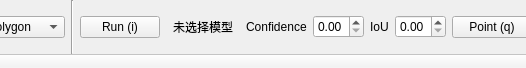
Old version of the form jllabeling/views/labeling/widgets/auto_labeling/auto_labeling.ui in the repository 18961389539/LabelAndTrain; both pictures show x 145 to 671 and y 0 to 68 of the 1118 by 68 pixel window.
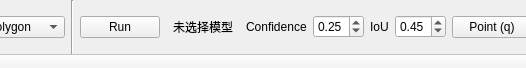
New version of the form.

Diff of the .ui file:
```diff
--- a/jllabeling/views/labeling/widgets/auto_labeling/auto_labeling.ui
+++ b/jllabeling/views/labeling/widgets/auto_labeling/auto_labeling.ui
@@ -134,7 +134,7 @@
      <item>
       <widget class="QPushButton" name="button_run">
        <property name="text">
-        <string>Run (i)</string>
+        <string>Run</string>
        </property>
       </widget>
      </item>
@@ -177,9 +177,9 @@
        <property name="singleStep">
         <double>0.010000000000000</double>
        </property>
-       <!-- <property name="value">
+       <property name="value">
         <double>0.250000000000000</double>
-       </property> -->
+       </property>
       </widget>
      </item>
      <item>
@@ -203,6 +203,9 @@
        <property name="singleStep">
         <double>0.010000000000000</double>
        </property>
+       <property name="value">
+        <double>0.450000000000000</double>
+       </property>
       </widget>
      </item>
      <item>
```
